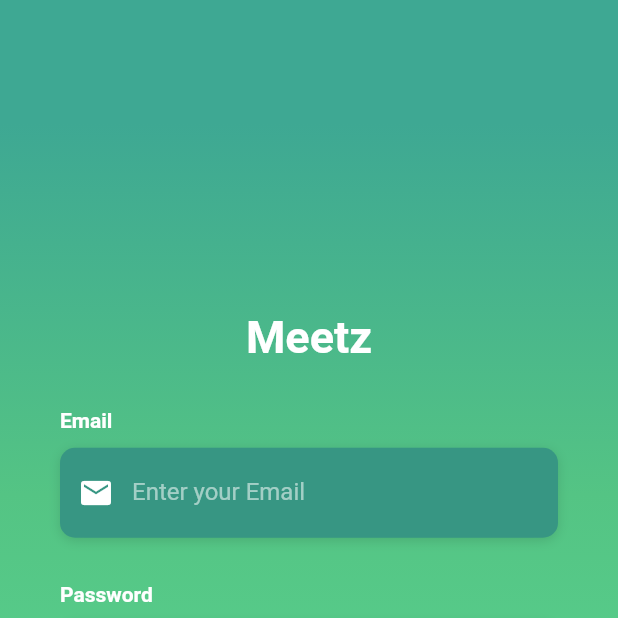
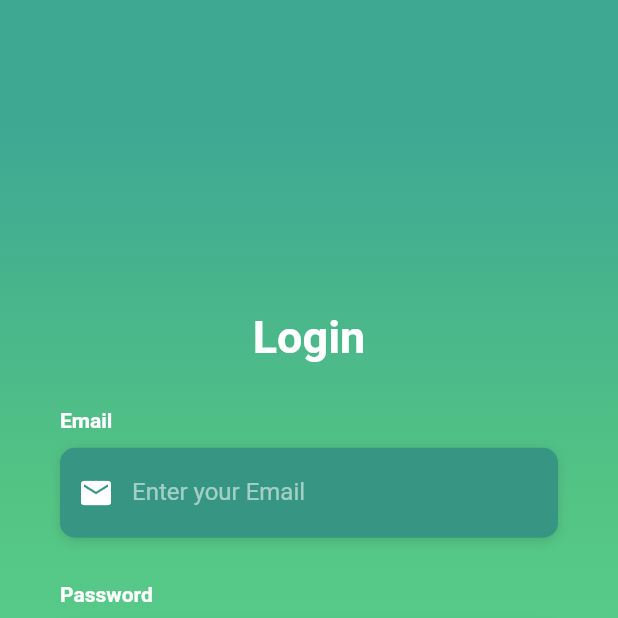
Before and after one commit to bruckmann/Meetz, a Flutter app: the screen it shows after launch, on a phone screen of 412 x 824 dp, the top half of it. Run offline on Flutter 3.47's test engine with Material 2 defaults, Android fonts, the phone set to English and light mode, and no system bars; our stand-ins replace animated_splash_screen, page_transition, shared_preferences; missing offline and left inert: shared_preferences_web; Roboto replaces fonts that are missing (OpenSans).

Commit message:
Created statefull login and signin funcion

```diff
--- a/lib/pages/signin/signin_page.dart
+++ b/lib/pages/signin/signin_page.dart
@@ -1,12 +1,26 @@
+import 'dart:convert';
+
 import 'package:flutter/material.dart';
 import 'package:meetz/core/core.dart';
+import 'package:meetz/pages/home/home_page.dart';
+import 'package:meetz/pages/signin/widgtes/input/input_widget.dart';
+import 'package:meetz/pages/signin/widgtes/signin_button/signin_button_widget.dart';
 //import 'package:meetz/pages/signin/widgtes/remember_me/remember_me_widget.dart';
 import 'package:meetz/pages/signin/widgtes/signup_button/signup_button_widget.dart';
-import 'package:meetz/shared/widgets/button_widget.dart';
-import 'package:meetz/shared/widgets/input_widget.dart';
+import 'package:shared_preferences/shared_preferences.dart';
+import 'package:http/http.dart' as http;
 
-class SignInPage extends StatelessWidget {
+class SignInPage extends StatefulWidget {
   const SignInPage({Key? key}) : super(key: key);
+
+  @override
+  _SignInPageState createState() => _SignInPageState();
+}
+
+class _SignInPageState extends State<SignInPage> {
+  final _formkey = GlobalKey<FormState>();
+  final _emailController = TextEditingController();
+  final _passwordController = TextEditingController();
 
   @override
   Widget build(BuildContext context) {
@@ -20,8 +34,8 @@ class SignInPage extends StatelessWidget {
                 decoration: BoxDecoration(
                   gradient: AppGradients.linear,
                 )),
-            Container(
-                height: double.infinity,
+            Form(
+                key: _formkey,
                 child: Center(
                   child: SingleChildScrollView(
                     physics: AlwaysScrollableScrollPhysics(),
@@ -29,7 +43,7 @@ class SignInPage extends StatelessWidget {
                     child: Column(
                       children: <Widget>[
                         Text(
-                          "Meetz",
+                          "Login",
                           style: TextStyle(
                               color: Colors.white,
                               fontFamily: 'OpenSans',
@@ -37,21 +51,53 @@ class SignInPage extends StatelessWidget {
                               fontWeight: FontWeight.bold),
                         ),
                         SizedBox(height: 30.0),
+
                         InputWidget(
                           label: "Email",
                           placeHolder: "Enter your Email",
                           icon: Icons.email,
+                          controller: _emailController,
+                          keyboardType: TextInputType.emailAddress,
+                          validator: (email) {
+                            return null;
+                          },
                         ),
                         SizedBox(height: 30.0),
                         InputWidget(
                           label: "Password",
                           placeHolder: "Enter your password",
                           icon: Icons.lock,
+                          controller: _passwordController,
+                          keyboardType: TextInputType.text,
+                          validator: (password) {
+                            return null;
+                          },
                         ),
                         SizedBox(height: 20),
                         //RememberMeWidget(),
-                        ButtonWidget(text: 'LOGIN'),
-                        SignUpButton()
+                        SignInButtonWidget(
+                            text: 'LOGIN',
+                            onPressed: () async {
+                              FocusScopeNode currentFocus =
+                                  FocusScope.of(context);
+                              if (_formkey.currentState!.validate()) {
+                                var isRight = await signin();
+                                if (!currentFocus.hasPrimaryFocus) {
+                                  currentFocus.unfocus();
+                                }
+                                if (isRight) {
+                                  Navigator.pushReplacement(
+                                      context,
+                                      MaterialPageRoute(
+                                          builder: (context) => HomePage()));
+                                } else {
+                                  _passwordController.clear();
+                                  ScaffoldMessenger.of(context)
+                                      .showSnackBar(snackBar);
+                                }
+                              }
+                            }),
+                        SignUpButtonWidget()
                       ],
                     ),
                   ),
@@ -61,4 +107,25 @@ class SignInPage extends StatelessWidget {
       ),
     );
   }
+
+  final snackBar = SnackBar(
+      content: Text("E-mail or password invalid!", textAlign: TextAlign.center),
+      backgroundColor: Colors.redAccent);
+
+  Future<bool> signin() async {
+    SharedPreferences sharedPreferences = await SharedPreferences.getInstance();
+    var url = Uri.parse("url");
+    var response = await http.post(url, body: {
+      'email': _emailController.text,
+      'password': _passwordController.text
+    });
+
+    if (response.statusCode == 200) {
+      await sharedPreferences.setString(
+          'token', "${jsonDecode(response.body)['token']}");
+      return true;
+    } else {
+      return false;
+    }
+  }
 }
--- /dev/null
+++ b/lib/pages/signin/widgtes/input/input_widget.dart
@@ -0,0 +1,58 @@
+import 'package:flutter/material.dart';
+import 'package:meetz/core/core.dart';
+
+class InputWidget extends StatelessWidget {
+  final TextEditingController controller;
+  final TextInputType keyboardType;
+  final String? Function(String?) validator;
+  final String label;
+  final String placeHolder;
+  final IconData icon;
+
+  const InputWidget({
+    Key? key,
+    required this.label,
+    required this.placeHolder,
+    required this.icon,
+    required this.controller,
+    required this.keyboardType,
+    required this.validator,
+  }) : super(key: key);
+
+  @override
+  Widget build(BuildContext context) {
+    return Column(
+      crossAxisAlignment: CrossAxisAlignment.start,
+      children: <Widget>[
+        Text(label, style: inputLabelStyle),
+        SizedBox(height: 10),
+        Container(
+            alignment: Alignment.centerLeft,
+            decoration: inputBoxDecorationStyle,
+            height: 60.0,
+            child: (TextFormField(
+              controller: controller,
+              keyboardType: keyboardType,
+              obscureText: true,
+              validator: (validator) {
+                if (validator == null || validator.isEmpty) {
+                  return ("Please, enter your ${label.toLowerCase()}");
+                } else if (!RegExp(
+                        r"^[a-zA-Z0-9.a-zA-Z0-9.!#$%&'*+-/=?^_`{|}~]+@[a-zA-Z0-9]+\.[a-zA-Z]+")
+                    .hasMatch(controller.text)) {
+                  return "Please, enter a valid ${label.toLowerCase()}";
+                }
+                return null;
+              },
+              style: TextStyle(color: Colors.white, fontFamily: 'OpenSans'),
+              decoration: InputDecoration(
+                  border: InputBorder.none,
+                  contentPadding: EdgeInsets.only(top: 14.0),
+                  prefixIcon: Icon(icon, color: Colors.white),
+                  hintText: placeHolder,
+                  hintStyle: inputHintTextStyle),
+            )))
+      ],
+    );
+  }
+}
--- /dev/null
+++ b/lib/pages/signin/widgtes/signin_button/signin_button_widget.dart
@@ -0,0 +1,40 @@
+import 'package:flutter/material.dart';
+
+class SignInButtonWidget extends StatelessWidget {
+  final Function() onPressed;
+  final String text;
+  const SignInButtonWidget({
+    Key? key,
+    required this.text,
+    required this.onPressed,
+  }) : super(key: key);
+
+  @override
+  Widget build(BuildContext context) {
+    return Container(
+      padding: EdgeInsets.symmetric(vertical: 25.0),
+      width: double.infinity,
+      child: ElevatedButton(
+        onPressed: () => print('Login Button Pressed'),
+        style: ButtonStyle(
+            elevation: MaterialStateProperty.all<double>(5.0),
+            shape: MaterialStateProperty.all<OutlinedBorder>(
+                RoundedRectangleBorder(
+                    borderRadius: BorderRadius.circular(30.00))),
+            backgroundColor: MaterialStateProperty.all<Color>(Colors.white),
+            padding: MaterialStateProperty.all<EdgeInsetsGeometry>(
+                EdgeInsets.all(15.00))),
+        child: Text(
+          text,
+          style: TextStyle(
+            color: Color(0xFF527DAA),
+            letterSpacing: 1.5,
+            fontSize: 18.0,
+            fontWeight: FontWeight.bold,
+            fontFamily: 'OpenSans',
+          ),
+        ),
+      ),
+    );
+  }
+}
--- a/lib/pages/signin/widgtes/signup_button/signup_button_widget.dart
+++ b/lib/pages/signin/widgtes/signup_button/signup_button_widget.dart
@@ -1,7 +1,7 @@
 import 'package:flutter/material.dart';
 
-class SignUpButton extends StatelessWidget {
-  const SignUpButton({Key? key}) : super(key: key);
+class SignUpButtonWidget extends StatelessWidget {
+  const SignUpButtonWidget({Key? key}) : super(key: key);
 
   @override
   Widget build(BuildContext context) {
--- a/pubspec.yaml
+++ b/pubspec.yaml
@@ -8,7 +8,8 @@ environment:
 dependencies:
   flutter:
     sdk: flutter
-
+  http: ^0.13.3
+  shared_preferences: ^2.0.6
   cupertino_icons: ^1.0.2
 
 dev_dependencies:
```
Also changed, not shown: lib/generated_plugin_registrant.dart (added, +16 -0 lines), 2 other files.
